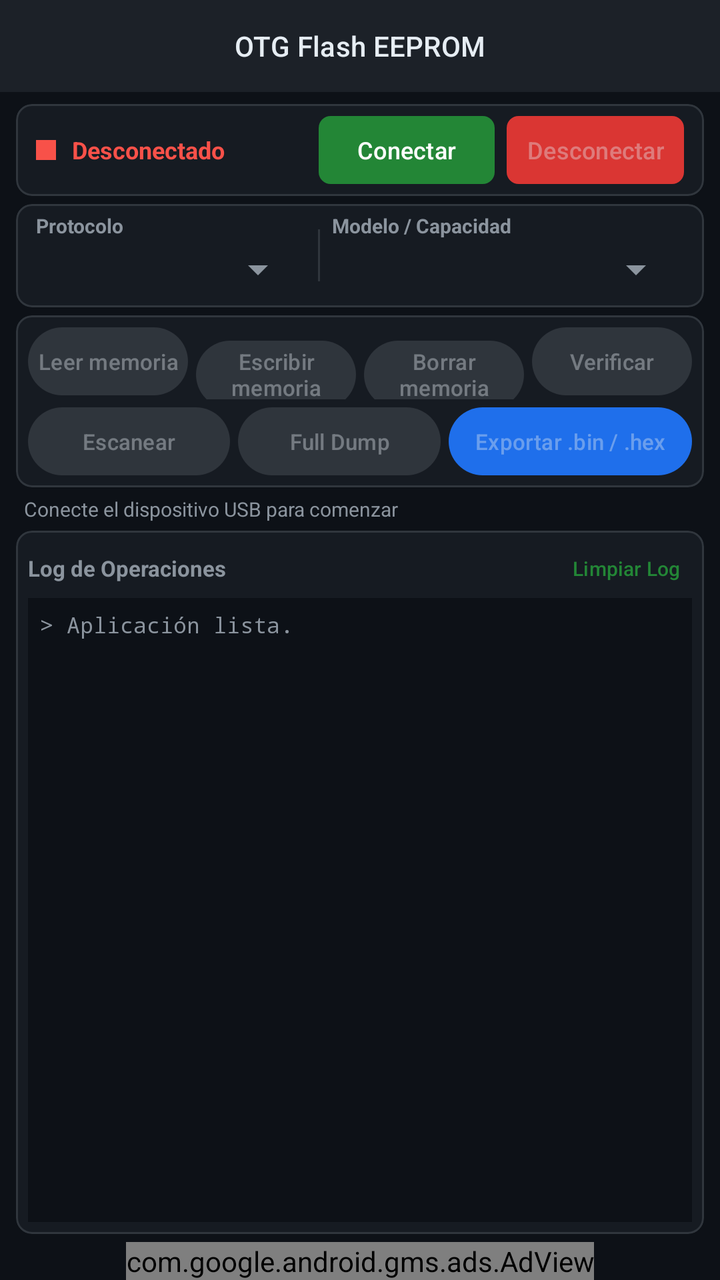
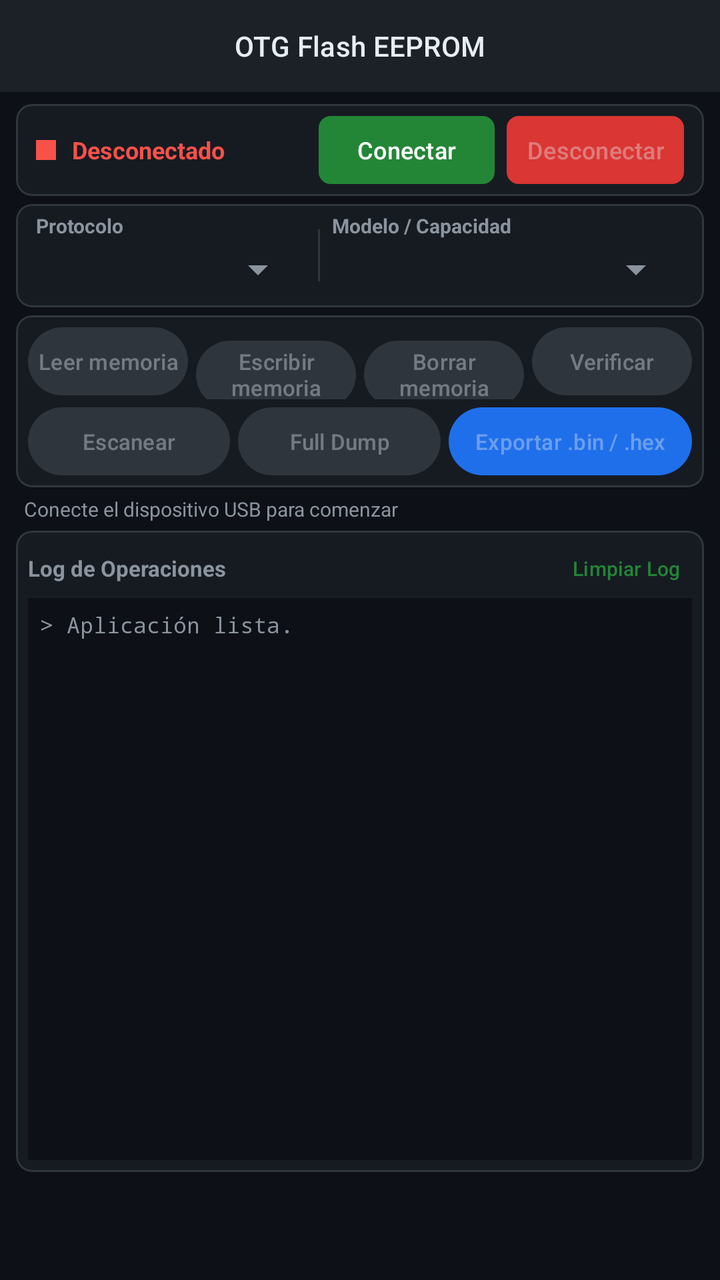

The first picture is an Android layout as it rendered before a commit; the second is the same layout after the commit. The layout source and the unified diff follow.
<!-- AndroidManifest.xml: application theme Theme.ComunicadorOTGTTLAndroid -->
<!-- res/layout/activity_main.xml -->
<?xml version="1.0" encoding="utf-8"?>
<LinearLayout xmlns:android="http://schemas.android.com/apk/res/android"
    xmlns:app="http://schemas.android.com/apk/res-auto"
    xmlns:tools="http://schemas.android.com/tools"
    android:layout_width="match_parent"
    android:layout_height="match_parent"
    android:background="@color/bg_dark"
    android:orientation="vertical">

    
    <com.google.android.material.appbar.MaterialToolbar
        android:id="@+id/toolbar"
        android:layout_width="match_parent"
        android:layout_height="46dp"
        android:minHeight="46dp"
        android:background="@color/bg_header"
        android:elevation="3dp"
        app:title="@string/app_name"
        app:titleTextColor="@color/text_primary"
        app:titleTextAppearance="@style/TextAppearance.Material3.TitleSmall"
        app:titleCentered="true" />

    
    <LinearLayout
        android:layout_width="match_parent"
        android:layout_height="0dp"
        android:layout_weight="1"
        android:orientation="vertical"
        android:paddingHorizontal="8dp"
        android:paddingTop="6dp">

        
        <com.google.android.material.card.MaterialCardView
            android:id="@+id/layoutStatus"
            android:layout_width="match_parent"
            android:layout_height="wrap_content"
            android:layout_marginBottom="4dp"
            app:cardBackgroundColor="@color/bg_card"
            app:cardCornerRadius="8dp"
            app:strokeWidth="1dp"
            app:strokeColor="#30363D">

            <LinearLayout
                android:layout_width="match_parent"
                android:layout_height="wrap_content"
                android:orientation="horizontal"
                android:gravity="center_vertical"
                android:paddingHorizontal="10dp"
                android:paddingVertical="6dp">

                <View
                    android:id="@+id/statusDot"
                    android:layout_width="10dp"
                    android:layout_height="10dp"
                    android:background="@color/status_disconnected" />

                <TextView
                    android:id="@+id/tvStatusLabel"
                    android:layout_width="0dp"
                    android:layout_height="wrap_content"
                    android:layout_marginStart="8dp"
                    android:layout_weight="1"
                    android:text="@string/status_disconnected"
                    android:textColor="@color/status_disconnected"
                    android:textSize="12sp"
                    android:textStyle="bold"
                    android:singleLine="true"
                    android:ellipsize="end" />

                <com.google.android.material.button.MaterialButton
                    android:id="@+id/btnConnect"
                    android:layout_width="wrap_content"
                    android:layout_height="34dp"
                    android:minHeight="34dp"
                    android:paddingHorizontal="12dp"
                    android:paddingVertical="0dp"
                    android:insetTop="0dp"
                    android:insetBottom="0dp"
                    android:text="@string/connect"
                    android:textSize="12sp"
                    app:backgroundTint="@color/btn_connect"
                    app:cornerRadius="6dp" />

                <com.google.android.material.button.MaterialButton
                    android:id="@+id/btnDisconnect"
                    android:layout_width="wrap_content"
                    android:layout_height="34dp"
                    android:minHeight="34dp"
                    android:layout_marginStart="6dp"
                    android:paddingHorizontal="10dp"
                    android:paddingVertical="0dp"
                    android:insetTop="0dp"
                    android:insetBottom="0dp"
                    android:enabled="false"
                    android:text="@string/disconnect"
                    android:textSize="12sp"
                    app:backgroundTint="@color/btn_disconnect"
                    app:cornerRadius="6dp" />
            </LinearLayout>
        </com.google.android.material.card.MaterialCardView>

        
        <com.google.android.material.card.MaterialCardView
            android:layout_width="match_parent"
            android:layout_height="wrap_content"
            android:layout_marginBottom="4dp"
            app:cardBackgroundColor="@color/bg_card"
            app:cardCornerRadius="8dp"
            app:strokeWidth="1dp"
            app:strokeColor="#30363D">

            <LinearLayout
                android:layout_width="match_parent"
                android:layout_height="wrap_content"
                android:orientation="horizontal"
                android:paddingHorizontal="10dp"
                android:paddingVertical="4dp"
                android:gravity="center_vertical">

                
                <LinearLayout
                    android:layout_width="0dp"
                    android:layout_height="wrap_content"
                    android:layout_weight="1"
                    android:orientation="vertical">

                    <TextView
                        android:layout_width="wrap_content"
                        android:layout_height="wrap_content"
                        android:text="@string/protocol_label"
                        android:textColor="@color/text_secondary"
                        android:textSize="10sp"
                        android:textStyle="bold" />

                    <Spinner
                        android:id="@+id/spinnerProtocol"
                        android:layout_width="match_parent"
                        android:layout_height="30dp"
                        android:backgroundTint="@color/text_secondary" />
                </LinearLayout>

                <View
                    android:layout_width="1dp"
                    android:layout_height="26dp"
                    android:background="#30363D"
                    android:layout_marginHorizontal="6dp" />

                
                <LinearLayout
                    android:layout_width="0dp"
                    android:layout_height="wrap_content"
                    android:layout_weight="1.3"
                    android:orientation="vertical">

                    <TextView
                        android:layout_width="wrap_content"
                        android:layout_height="wrap_content"
                        android:text="@string/model_capacity_label"
                        android:textColor="@color/text_secondary"
                        android:textSize="10sp"
                        android:textStyle="bold" />

                    <Spinner
                        android:id="@+id/spinnerModel"
                        android:layout_width="match_parent"
                        android:layout_height="30dp"
                        android:backgroundTint="@color/text_secondary" />
                </LinearLayout>
            </LinearLayout>
        </com.google.android.material.card.MaterialCardView>

        
        <com.google.android.material.card.MaterialCardView
            android:layout_width="match_parent"
            android:layout_height="wrap_content"
            android:layout_marginBottom="4dp"
            app:cardBackgroundColor="@color/bg_card"
            app:cardCornerRadius="8dp"
            app:strokeWidth="1dp"
            app:strokeColor="#30363D">

            <LinearLayout
                android:layout_width="match_parent"
                android:layout_height="wrap_content"
                android:orientation="vertical"
                android:padding="4dp">

                
                <LinearLayout
                    android:layout_width="match_parent"
                    android:layout_height="wrap_content"
                    android:orientation="horizontal">

                    <com.google.android.material.button.MaterialButton
                        android:id="@+id/btnRead"
                        style="@style/Widget.Material3.Button.TonalButton"
                        android:layout_width="0dp"
                        android:layout_height="34dp"
                        android:minHeight="34dp"
                        android:layout_weight="1"
                        android:layout_margin="2dp"
                        android:insetTop="0dp"
                        android:insetBottom="0dp"
                        android:paddingHorizontal="2dp"
                        android:paddingVertical="0dp"
                        android:text="@string/read_eeprom"
                        android:textSize="11sp"
                        android:enabled="false" />

                    <com.google.android.material.button.MaterialButton
                        android:id="@+id/btnWrite"
                        style="@style/Widget.Material3.Button.TonalButton"
                        android:layout_width="0dp"
                        android:layout_height="34dp"
                        android:minHeight="34dp"
                        android:layout_weight="1"
                        android:layout_margin="2dp"
                        android:insetTop="0dp"
                        android:insetBottom="0dp"
                        android:paddingHorizontal="2dp"
                        android:paddingVertical="0dp"
                        android:text="@string/write_eeprom"
                        android:textSize="11sp"
                        android:enabled="false" />

                    <com.google.android.material.button.MaterialButton
                        android:id="@+id/btnErase"
                        style="@style/Widget.Material3.Button.TonalButton"
                        android:layout_width="0dp"
                        android:layout_height="34dp"
                        android:minHeight="34dp"
                        android:layout_weight="1"
                        android:layout_margin="2dp"
                        android:insetTop="0dp"
                        android:insetBottom="0dp"
                        android:paddingHorizontal="2dp"
                        android:paddingVertical="0dp"
                        android:text="@string/erase_eeprom"
                        android:textSize="11sp"
                        android:enabled="false" />

                    <com.google.android.material.button.MaterialButton
                        android:id="@+id/btnVerify"
                        style="@style/Widget.Material3.Button.TonalButton"
                        android:layout_width="0dp"
                        android:layout_height="34dp"
                        android:minHeight="34dp"
                        android:layout_weight="1"
                        android:layout_margin="2dp"
                        android:insetTop="0dp"
                        android:insetBottom="0dp"
                        android:paddingHorizontal="2dp"
                        android:paddingVertical="0dp"
                        android:text="@string/verify_eeprom"
                        android:textSize="11sp"
                        android:enabled="false" />
                </LinearLayout>

                
                <LinearLayout
                    android:layout_width="match_parent"
                    android:layout_height="wrap_content"
                    android:orientation="horizontal"
                    android:layout_marginTop="2dp">

                    <com.google.android.material.button.MaterialButton
                        android:id="@+id/btnScan"
                        style="@style/Widget.Material3.Button.TonalButton"
                        android:layout_width="0dp"
                        android:layout_height="34dp"
                        android:minHeight="34dp"
                        android:layout_weight="1"
                        android:layout_margin="2dp"
                        android:insetTop="0dp"
                        android:insetBottom="0dp"
                        android:paddingHorizontal="2dp"
                        android:paddingVertical="0dp"
                        android:text="@string/scan_label"
                        android:textSize="11sp"
                        android:enabled="false" />

                    <com.google.android.material.button.MaterialButton
                        android:id="@+id/btnFullDump"
                        style="@style/Widget.Material3.Button.TonalButton"
                        android:layout_width="0dp"
                        android:layout_height="34dp"
                        android:minHeight="34dp"
                        android:layout_weight="1"
                        android:layout_margin="2dp"
                        android:insetTop="0dp"
                        android:insetBottom="0dp"
                        android:paddingHorizontal="2dp"
                        android:paddingVertical="0dp"
                        android:text="@string/full_dump_label"
                        android:textSize="11sp"
                        android:enabled="false" />

                    <com.google.android.material.button.MaterialButton
                        android:id="@+id/btnSave"
                        style="@style/Widget.Material3.Button"
                        android:layout_width="0dp"
                        android:layout_height="34dp"
                        android:minHeight="34dp"
                        android:layout_weight="1.2"
                        android:layout_margin="2dp"
                        android:insetTop="0dp"
                        android:insetBottom="0dp"
                        android:paddingHorizontal="4dp"
                        android:paddingVertical="0dp"
                        android:text="@string/save_eeprom"
                        android:textSize="11sp"
                        android:enabled="false"
                        app:backgroundTint="@color/btn_send" />
                </LinearLayout>
            </LinearLayout>
        </com.google.android.material.card.MaterialCardView>

        
        <TextView
            android:id="@+id/tvInstructions"
            android:layout_width="match_parent"
            android:layout_height="wrap_content"
            android:layout_marginHorizontal="4dp"
            android:layout_marginBottom="4dp"
            android:text="@string/status_connect_usb"
            android:textColor="@color/text_secondary"
            android:textSize="10sp"
            android:maxLines="1"
            android:ellipsize="end" />

        
        <com.google.android.material.card.MaterialCardView
            android:id="@+id/nativeAdCard"
            android:layout_width="match_parent"
            android:layout_height="wrap_content"
            android:layout_marginBottom="4dp"
            android:visibility="gone"
            app:cardBackgroundColor="@color/bg_card"
            app:cardCornerRadius="8dp"
            app:strokeWidth="1dp"
            app:strokeColor="#30363D">

            <com.google.android.gms.ads.nativead.NativeAdView
                android:id="@+id/nativeAdView"
                android:layout_width="match_parent"
                android:layout_height="wrap_content">

                <LinearLayout
                    android:layout_width="match_parent"
                    android:layout_height="wrap_content"
                    android:orientation="horizontal"
                    android:gravity="center_vertical"
                    android:padding="6dp">

                    
                    <ImageView
                        android:id="@+id/ad_app_icon"
                        android:layout_width="36dp"
                        android:layout_height="36dp"
                        android:layout_marginEnd="6dp"
                        android:contentDescription="@string/ad_icon_desc"
                        android:scaleType="fitCenter" />

                    
                    <LinearLayout
                        android:layout_width="0dp"
                        android:layout_height="wrap_content"
                        android:layout_weight="1"
                        android:orientation="vertical">

                        
                        <LinearLayout
                            android:layout_width="match_parent"
                            android:layout_height="wrap_content"
                            android:orientation="horizontal"
                            android:gravity="center_vertical">

                            <TextView
                                android:layout_width="wrap_content"
                                android:layout_height="wrap_content"
                                android:text="@string/ad_badge"
                                android:textSize="9sp"
                                android:textStyle="bold"
                                android:textColor="#FFFFFF"
                                android:background="@drawable/badge_ad"
                                android:paddingHorizontal="4dp"
                                android:paddingVertical="1dp"
                                android:layout_marginEnd="4dp" />

                            <TextView
                                android:id="@+id/ad_headline"
                                android:layout_width="0dp"
                                android:layout_height="wrap_content"
                                android:layout_weight="1"
                                android:textColor="@color/text_primary"
                                android:textSize="11sp"
                                android:textStyle="bold"
                                android:maxLines="1"
                                android:ellipsize="end" />
                        </LinearLayout>

                        
                        <TextView
                            android:id="@+id/ad_body"
                            android:layout_width="match_parent"
                            android:layout_height="wrap_content"
                            android:textColor="@color/text_secondary"
                            android:textSize="10sp"
                            android:maxLines="1"
                            android:ellipsize="end"
                            android:layout_marginTop="1dp" />

                        <TextView
                            android:id="@+id/ad_advertiser"
                            android:layout_width="match_parent"
                            android:layout_height="wrap_content"
                            android:textColor="@color/text_muted"
                            android:textSize="9sp"
                            android:maxLines="1"
                            android:ellipsize="end"
                            android:visibility="gone" />
                    </LinearLayout>

                    
                    <com.google.android.material.button.MaterialButton
                        android:id="@+id/ad_call_to_action"
                        android:layout_width="wrap_content"
                        android:layout_height="30dp"
                        android:minHeight="30dp"
                        android:layout_marginStart="6dp"
                        android:paddingHorizontal="8dp"
                        android:paddingVertical="0dp"
                        android:insetTop="0dp"
                        android:insetBottom="0dp"
                        android:textSize="10sp"
                        android:textColor="#FFFFFF"
                        app:backgroundTint="@color/color_primary"
                        app:cornerRadius="6dp" />
                </LinearLayout>
            </com.google.android.gms.ads.nativead.NativeAdView>
        </com.google.android.material.card.MaterialCardView>

        
        <com.google.android.material.card.MaterialCardView
            android:layout_width="match_parent"
            android:layout_height="0dp"
            android:layout_weight="1"
            android:layout_marginBottom="4dp"
            app:cardBackgroundColor="@color/bg_card"
            app:cardCornerRadius="8dp"
            app:strokeWidth="1dp"
            app:strokeColor="#30363D">

            <LinearLayout
                android:layout_width="match_parent"
                android:layout_height="match_parent"
                android:orientation="vertical"
                android:padding="6dp">

                <LinearLayout
                    android:layout_width="match_parent"
                    android:layout_height="wrap_content"
                    android:gravity="center_vertical"
                    android:layout_marginBottom="2dp">

                    <TextView
                        android:layout_width="0dp"
                        android:layout_height="wrap_content"
                        android:layout_weight="1"
                        android:text="@string/operations_log"
                        android:textColor="@color/text_secondary"
                        android:textSize="11sp"
                        android:textStyle="bold" />

                    <com.google.android.material.button.MaterialButton
                        android:id="@+id/btnClearLog"
                        style="@style/Widget.Material3.Button.TextButton"
                        android:layout_width="wrap_content"
                        android:layout_height="wrap_content"
                        android:minWidth="0dp"
                        android:minHeight="0dp"
                        android:layout_margin="0dp"
                        android:paddingHorizontal="6dp"
                        android:paddingVertical="2dp"
                        android:text="@string/clear_log"
                        android:textSize="10sp" />
                </LinearLayout>

                <ScrollView
                    android:id="@+id/scrollLog"
                    android:layout_width="match_parent"
                    android:layout_height="match_parent"
                    android:background="#0D1117"
                    android:padding="6dp">

                    <TextView
                        android:id="@+id/tvLog"
                        android:layout_width="match_parent"
                        android:layout_height="wrap_content"
                        android:text="@string/app_ready"
                        android:textColor="#8B949E"
                        android:textSize="11sp"
                        android:typeface="monospace" />
                </ScrollView>
            </LinearLayout>
        </com.google.android.material.card.MaterialCardView>

    </LinearLayout>

    
    <LinearLayout
        android:id="@+id/bannerContainer"
        android:layout_width="match_parent"
        android:layout_height="wrap_content"
        android:gravity="center"
        android:background="@color/bg_dark">

        <com.google.android.gms.ads.AdView
            android:id="@+id/adViewBanner"
            android:layout_width="wrap_content"
            android:layout_height="wrap_content"
            app:adSize="BANNER"
            app:adUnitId="ca-app-pub-5141499161332805/7125155396" />
    </LinearLayout>

</LinearLayout>
<!-- resources referenced by this layout -->
<resources>
  <color name="bg_card">#161B22</color>
  <color name="bg_dark">#0D1117</color>
  <color name="bg_header">#1C2128</color>
  <color name="btn_connect">#238636</color>
  <color name="btn_disconnect">#DA3633</color>
  <color name="btn_send">#1F6FEB</color>
  <color name="color_primary">#238636</color>
  <color name="status_disconnected">#F85149</color>
  <color name="text_muted">#6E7681</color>
  <color name="text_primary">#E6EDF3</color>
  <color name="text_secondary">#8B949E</color>
  <!-- drawable badge_ad (drawable) -->
  <?xml version="1.0" encoding="utf-8"?>
  <shape xmlns:android="http://schemas.android.com/apk/res/android"
      android:shape="rectangle">
      <corners android:radius="3dp" />
      <solid android:color="#238636" />
  </shape>
  <string name="ad_badge">Ad</string>
  <string name="ad_icon_desc">Icono de anuncio</string>
  <string name="app_name">OTG Flash EEPROM</string>
  <string name="app_ready">&gt; Aplicación lista.\n</string>
  <string name="clear_log">Limpiar Log</string>
  <string name="connect">Conectar</string>
  <string name="disconnect">Desconectar</string>
  <string name="erase_eeprom">Borrar memoria</string>
  <string name="full_dump_label">Full Dump</string>
  <string name="model_capacity_label">Modelo / Capacidad</string>
  <string name="operations_log">Log de Operaciones</string>
  <string name="protocol_label">Protocolo</string>
  <string name="read_eeprom">Leer memoria</string>
  <string name="save_eeprom">Exportar .bin / .hex</string>
  <string name="scan_label">Escanear</string>
  <string name="status_connect_usb">Conecte el dispositivo USB para comenzar</string>
  <string name="status_disconnected">Desconectado</string>
  <string name="verify_eeprom">Verificar</string>
  <string name="write_eeprom">Escribir memoria</string>
  <style name="Theme.ComunicadorOTGTTLAndroid" parent="Base.Theme.ComunicadorOTGTTLAndroid" />
  <style name="Base.Theme.ComunicadorOTGTTLAndroid" parent="Theme.Material3.Dark.NoActionBar">
          <item name="colorPrimary">@color/color_primary</item>
          <item name="colorPrimaryVariant">@color/color_primary_variant</item>
          <item name="colorOnPrimary">@color/white</item>
          <item name="colorSurface">@color/bg_card</item>
          <item name="colorOnSurface">@color/text_primary</item>
          <item name="android:colorBackground">@color/bg_dark</item>
          <item name="android:windowBackground">@color/bg_dark</item>
          <item name="android:statusBarColor">@color/bg_dark</item>
          <item name="android:navigationBarColor">@color/bg_dark</item>
      </style>
  <color name="color_primary_variant">#2EA043</color>
  <color name="white">#FFFFFFFF</color>
</resources>

<!-- the commit's change to res/layout/activity_main.xml (unified diff, before → after) -->
@@ -508,19 +508,12 @@
     </LinearLayout>
 
     
-    <LinearLayout
+    <FrameLayout
         android:id="@+id/bannerContainer"
         android:layout_width="match_parent"
         android:layout_height="wrap_content"
-        android:gravity="center"
-        android:background="@color/bg_dark">
-
-        <com.google.android.gms.ads.AdView
-            android:id="@+id/adViewBanner"
-            android:layout_width="wrap_content"
-            android:layout_height="wrap_content"
-            app:adSize="BANNER"
-            app:adUnitId="ca-app-pub-5141499161332805/7125155396" />
-    </LinearLayout>
+        android:minHeight="50dp"
+        android:layout_gravity="center_horizontal"
+        android:background="@color/bg_dark" />
 
 </LinearLayout>
